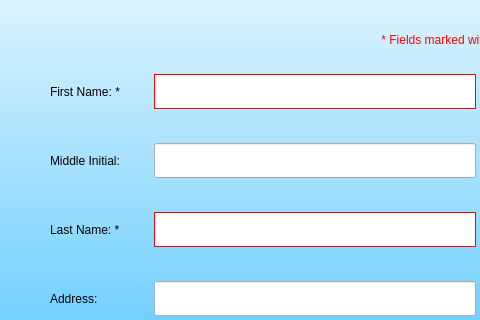
First picture: the form in insertpat.ui, repository AlexHarbaugh1/CS499, before the edit; both pictures show x 0 to 480 and y 110 to 430 of the 1000 by 800 pixel window.
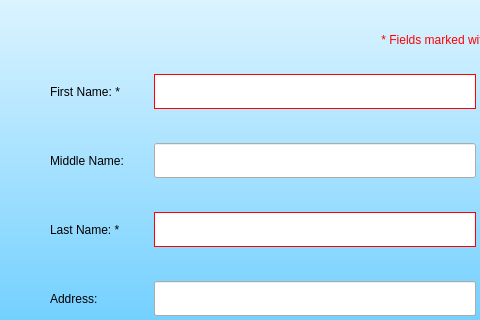
Second picture: the form after the edit.

Commit message: Update patient Functions

Diff of the .ui file:
```diff
--- a/insertpat.ui
+++ b/insertpat.ui
@@ -113,7 +113,7 @@
         <string notr="true">font: 14pt &quot;MS Shell Dlg 2&quot;;</string>
        </property>
        <property name="text">
-        <string>Middle Initial:</string>
+        <string>Middle Name:</string>
        </property>
       </widget>
      </item>
```
The commit also changes 2 other files.
